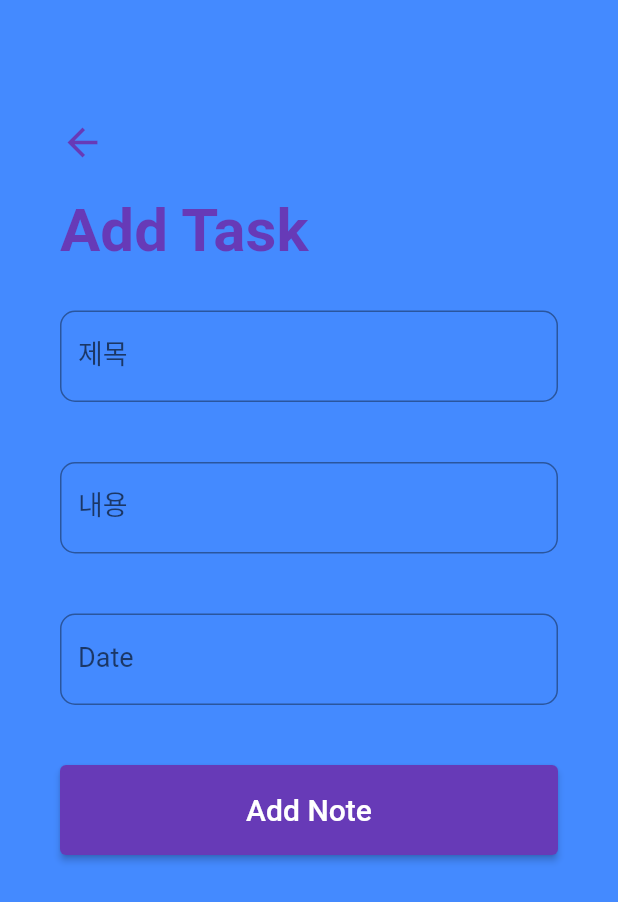
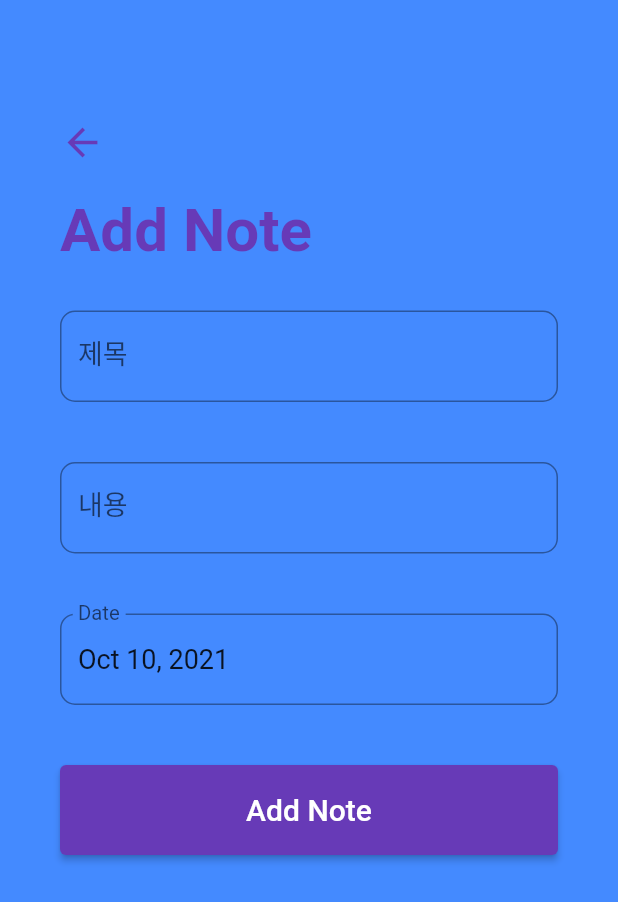
Before and after one commit to flutterkage2k/get_sqflite_temp1, a Flutter app: the screen it shows after launch, after a tap on the "add" icon, on a phone screen of 412 x 824 dp. Shown: the top 902 px of the screen. Run offline on Flutter 3.47's test engine with Material 2 defaults, Android fonts, the light colour scheme and no system bars; our stand-ins replace sqflite; accounts and stored records are empty.

Commit message:
complete all

```diff
--- a/lib/add_note_screen.dart
+++ b/lib/add_note_screen.dart
@@ -1,9 +1,14 @@
 import 'package:flutter/material.dart';
-import 'package:get/get.dart';
+import 'package:get_sqflite_temp1/database/database.dart';
+import 'package:get_sqflite_temp1/home_page.dart';
+import 'package:get_sqflite_temp1/models/note_model.dart';
 import 'package:intl/intl.dart';
 
 class AddNoteScreen extends StatefulWidget {
-  const AddNoteScreen({Key? key}) : super(key: key);
+  final Note? note;
+  final Function? updateNoteList;
+
+  AddNoteScreen({this.note, this.updateNoteList});
 
   @override
   _AddNoteScreenState createState() => _AddNoteScreenState();
@@ -11,11 +16,41 @@ class AddNoteScreen extends StatefulWidget {
 
 class _AddNoteScreenState extends State<AddNoteScreen> {
   final _formKey = GlobalKey<FormState>();
+  String _title = '';
+  String _subtitle = '';
+
   late DateTime _date = DateTime.now();
   final TextEditingController _dateController = TextEditingController();
   final DateFormat _dateFormatter = DateFormat('MMM dd, yyyy');
   String btnText = 'Add Note';
   String titleText = 'Add Note';
+
+  @override
+  void initState() {
+    super.initState();
+    if (widget.note != null) {
+      _title = widget.note!.title!;
+      _subtitle = widget.note!.dec!;
+      _date = widget.note!.date!;
+
+      setState(() {
+        btnText = "Update Note";
+        titleText = "Update Note";
+      });
+    } else {
+      setState(() {
+        btnText = "Add Note";
+        titleText = "Add Note";
+      });
+    }
+    _dateController.text = _dateFormatter.format(_date);
+  }
+
+  @override
+  void dispose() {
+    _dateController.dispose();
+    super.dispose();
+  }
 
   _handleDatePicker() async {
     final DateTime? date = await showDatePicker(
@@ -32,6 +67,49 @@ class _AddNoteScreenState extends State<AddNoteScreen> {
     }
   }
 
+  _submit() {
+    if (_formKey.currentState!.validate()) {
+      _formKey.currentState!.save();
+      print('$_title, $_subtitle, $_date');
+
+      Note note = Note(title: _title, dec: _subtitle, date: _date);
+
+      if (widget.note == null) {
+        note.status = 0;
+        DatabaseHelper.instance.insertNote(note);
+        Navigator.pushReplacement(
+          context,
+          MaterialPageRoute(
+            builder: (_) => HomePage(),
+          ),
+        );
+      } else {
+        note.id = widget.note!.id;
+        note.status = widget.note!.status;
+        DatabaseHelper.instance.updateNote(note);
+
+        Navigator.pushReplacement(
+          context,
+          MaterialPageRoute(
+            builder: (_) => HomePage(),
+          ),
+        );
+      }
+      widget.updateNoteList!();
+    }
+  }
+
+  _delete() {
+    DatabaseHelper.instance.deleteNote(widget.note!.id!);
+    Navigator.pushReplacement(
+      context,
+      MaterialPageRoute(
+        builder: (_) => HomePage(),
+      ),
+    );
+    widget.updateNoteList!();
+  }
+
   @override
   Widget build(BuildContext context) {
     return Scaffold(
@@ -46,7 +124,11 @@ class _AddNoteScreenState extends State<AddNoteScreen> {
               children: [
                 GestureDetector(
                   onTap: () {
-                    Get.back();
+                    Navigator.pushReplacement(
+                        context,
+                        MaterialPageRoute(
+                          builder: (_) => HomePage(),
+                        ));
                   },
                   child: Icon(
                     Icons.arrow_back,
@@ -58,7 +140,7 @@ class _AddNoteScreenState extends State<AddNoteScreen> {
                   height: 20,
                 ),
                 Text(
-                  'Add Task',
+                  titleText,
                   style: TextStyle(
                       color: Colors.deepPurple,
                       fontSize: 40,
@@ -82,6 +164,10 @@ class _AddNoteScreenState extends State<AddNoteScreen> {
                               borderRadius: BorderRadius.circular(10),
                             ),
                           ),
+                          validator: (input) =>
+                              input!.trim().isEmpty ? '제목을 입력하세요' : null,
+                          onSaved: (input) => _title = input!,
+                          initialValue: _title,
                         ),
                       ),
                       Padding(
@@ -95,6 +181,10 @@ class _AddNoteScreenState extends State<AddNoteScreen> {
                               borderRadius: BorderRadius.circular(10),
                             ),
                           ),
+                          validator: (input) =>
+                              input!.trim().isEmpty ? '제목을 입력하세요' : null,
+                          onSaved: (input) => _subtitle = input!,
+                          initialValue: _subtitle,
                         ),
                       ),
                       Padding(
@@ -126,9 +216,28 @@ class _AddNoteScreenState extends State<AddNoteScreen> {
                             btnText,
                             style: TextStyle(color: Colors.white, fontSize: 20),
                           ),
-                          onPressed: () {},
+                          onPressed: _submit,
                         ),
-                      )
+                      ),
+                      widget.note != null
+                          ? Container(
+                              margin: EdgeInsets.symmetric(vertical: 20.0),
+                              height: 60.0,
+                              width: double.infinity,
+                              decoration: BoxDecoration(
+                                color: Theme.of(context).primaryColor,
+                                borderRadius: BorderRadius.circular(30.0),
+                              ),
+                              child: ElevatedButton(
+                                onPressed: _delete,
+                                child: Text(
+                                  "Delete Note",
+                                  style: TextStyle(
+                                      color: Colors.white, fontSize: 20),
+                                ),
+                              ),
+                            )
+                          : SizedBox.shrink(),
                     ],
                   ),
                 ),
--- a/lib/database/database.dart
+++ b/lib/database/database.dart
@@ -47,9 +47,9 @@ class DatabaseHelper {
   Future<List<Note>> getNoteList() async {
     final List<Map<String, dynamic>> noteMapList = await getNoteMapList();
     final List<Note> noteList = [];
-    noteMapList.forEach((noteMap) {
+    for (var noteMap in noteMapList) {
       noteList.add(Note.fromMap(noteMap));
-    });
+    }
     noteList.sort((noteA, noteB) => noteA.date!.compareTo(noteB.date!));
     return noteList;
   }
@@ -60,6 +60,7 @@ class DatabaseHelper {
       noteTable,
       note.toMap(),
     );
+    return result;
   }
 
   Future<int> updateNote(Note note) async {
--- a/lib/home_page.dart
+++ b/lib/home_page.dart
@@ -1,5 +1,5 @@
+import 'package:flutter/cupertino.dart';
 import 'package:flutter/material.dart';
-import 'package:get/get.dart';
 import 'package:get_sqflite_temp1/add_note_screen.dart';
 import 'package:get_sqflite_temp1/database/database.dart';
 import 'package:get_sqflite_temp1/models/note_model.dart';
@@ -17,7 +17,7 @@ class _HomePageState extends State<HomePage> {
 
   final DateFormat _dateFormatter = DateFormat('MMM dd, yyyy');
 
-  DatabaseHelper _databaseHelper = DatabaseHelper.instance;
+  final DatabaseHelper _databaseHelper = DatabaseHelper.instance;
 
   @override
   void initState() {
@@ -46,7 +46,7 @@ class _HomePageState extends State<HomePage> {
                 ),
               ),
               subtitle: Text(
-                '${_dateFormatter.format(note.date!)}',
+                _dateFormatter.format(note.date!),
                 style: TextStyle(
                   fontSize: 15,
                   color: Colors.white,
@@ -55,8 +55,31 @@ class _HomePageState extends State<HomePage> {
                       : TextDecoration.lineThrough,
                 ),
               ),
+              trailing: Checkbox(
+                onChanged: (value) {
+                  note.status = value! ? 1 : 0;
+                  DatabaseHelper.instance.updateNote(note);
+                  _updateNoteList();
+                  Navigator.pushReplacement(
+                    context,
+                    MaterialPageRoute(
+                      builder: (_) => HomePage(),
+                    ),
+                  );
+                },
+                activeColor: Theme.of(context).primaryColor,
+                value: note.status == 1 ? true : false,
+              ),
               onTap: () {
-                Get.to(() => AddNoteScreen());
+                Navigator.pushReplacement(
+                  context,
+                  MaterialPageRoute(
+                    builder: (_) => AddNoteScreen(
+                      updateNoteList: _updateNoteList,
+                      note: note,
+                    ),
+                  ),
+                );
               }),
           Divider(
             height: 5.0,
@@ -70,12 +93,21 @@ class _HomePageState extends State<HomePage> {
 
   @override
   Widget build(BuildContext context) {
-    return Scaffold(
+    return WillPopScope(
+      onWillPop: () async => false,
+      child: Scaffold(
         backgroundColor: Colors.blueAccent,
         floatingActionButton: FloatingActionButton(
           backgroundColor: Theme.of(context).primaryColor,
           onPressed: () {
-          Get.to(() => AddNoteScreen());
+            Navigator.push(
+              context,
+              CupertinoPageRoute(
+                builder: (_) => AddNoteScreen(
+                  updateNoteList: _updateNoteList,
+                ),
+              ),
+            );
           },
           child: Icon(Icons.add),
         ),
@@ -97,8 +129,8 @@ class _HomePageState extends State<HomePage> {
                 itemBuilder: (BuildContext context, int index) {
                   if (index == 0) {
                     return Padding(
-                    padding:
-                        EdgeInsets.symmetric(horizontal: 40.0, vertical: 20.0),
+                      padding: EdgeInsets.symmetric(
+                          horizontal: 40.0, vertical: 20.0),
                       child: Column(
                         crossAxisAlignment: CrossAxisAlignment.start,
                         children: [
@@ -127,6 +159,7 @@ class _HomePageState extends State<HomePage> {
                 },
               );
             }),
+      ),
     );
   }
 }
--- a/lib/main.dart
+++ b/lib/main.dart
@@ -1,5 +1,4 @@
 import 'package:flutter/material.dart';
-import 'package:get/get.dart';
 import 'package:get_sqflite_temp1/home_page.dart';
 
 void main() {
@@ -11,7 +10,7 @@ class MyApp extends StatelessWidget {
 
   @override
   Widget build(BuildContext context) {
-    return GetMaterialApp(
+    return MaterialApp(
       title: 'Flutter todo List',
       debugShowCheckedModeBanner: false,
       theme: ThemeData(primarySwatch: Colors.deepPurple),
--- a/lib/models/note_model.dart
+++ b/lib/models/note_model.dart
@@ -27,7 +27,7 @@ class Note {
       id: map['id'],
       title: map['title'],
       dec: map['dec'],
-      date: map['date'],
+      date: DateTime.parse(map['date']),
       status: map['status'],
     );
   }
```
Lines whose indentation alone changed are shown as unchanged.
